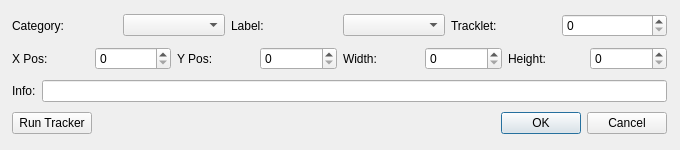
Qt form modules/app/dialogboundingbox.ui (smartsenselab/SSAT) before a commit.
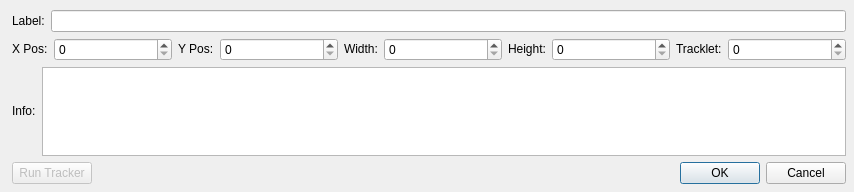
The same form after that commit.

```diff
--- a/modules/app/dialogboundingbox.ui
+++ b/modules/app/dialogboundingbox.ui
@@ -9,8 +9,8 @@
    <rect>
     <x>0</x>
     <y>0</y>
-    <width>680</width>
-    <height>150</height>
+    <width>854</width>
+    <height>192</height>
    </rect>
   </property>
   <property name="sizePolicy">
@@ -27,70 +27,47 @@
     <rect>
      <x>12</x>
      <y>10</y>
-     <width>655</width>
-     <height>130</height>
+     <width>834</width>
+     <height>174</height>
     </rect>
    </property>
    <layout class="QVBoxLayout" name="verticalLayout">
+    <property name="sizeConstraint">
+     <enum>QLayout::SetMinAndMaxSize</enum>
+    </property>
     <item>
-     <layout class="QHBoxLayout" name="horizontalLayout_2">
+     <layout class="QHBoxLayout" name="horizontalLayout_1">
+      <property name="sizeConstraint">
+       <enum>QLayout::SetDefaultConstraint</enum>
+      </property>
       <item>
        <widget class="QLabel" name="labelCategory">
-        <property name="text">
-         <string>Category: </string>
+        <property name="sizePolicy">
+         <sizepolicy hsizetype="Fixed" vsizetype="Fixed">
+          <horstretch>0</horstretch>
+          <verstretch>0</verstretch>
+         </sizepolicy>
         </property>
-       </widget>
-      </item>
-      <item>
-       <widget class="QComboBox" name="comboBoxCategory">
-        <property name="maximumSize">
-         <size>
-          <width>102</width>
-          <height>16777215</height>
-         </size>
-        </property>
-        <property name="sizeAdjustPolicy">
-         <enum>QComboBox::AdjustToContentsOnFirstShow</enum>
-        </property>
-       </widget>
-      </item>
-      <item>
-       <widget class="QLabel" name="labelLabel">
         <property name="text">
-         <string>Label: </string>
+         <string>Label:</string>
         </property>
        </widget>
       </item>
       <item>
-       <widget class="QComboBox" name="comboBoxLabel">
-        <property name="maximumSize">
-         <size>
-          <width>102</width>
-          <height>16777215</height>
-         </size>
-        </property>
-       </widget>
-      </item>
-      <item>
-       <widget class="QLabel" name="labelId">
-        <property name="text">
-         <string>Tracklet:</string>
-        </property>
-       </widget>
-      </item>
-      <item>
-       <widget class="QSpinBox" name="spinBoxId">
-        <property name="maximum">
-         <number>999999999</number>
-        </property>
-       </widget>
+       <widget class="QLineEdit" name="lineEditCategory"/>
       </item>
      </layout>
     </item>
     <item>
-     <layout class="QHBoxLayout" name="horizontalLayout">
+     <layout class="QHBoxLayout" name="horizontalLayout_2">
       <item>
        <widget class="QLabel" name="labelX">
+        <property name="sizePolicy">
+         <sizepolicy hsizetype="Fixed" vsizetype="Fixed">
+          <horstretch>0</horstretch>
+          <verstretch>0</verstretch>
+         </sizepolicy>
+        </property>
         <property name="text">
          <string>X Pos:</string>
         </property>
@@ -98,6 +75,12 @@
       </item>
       <item>
        <widget class="QSpinBox" name="spinBoxX">
+        <property name="sizePolicy">
+         <sizepolicy hsizetype="Expanding" vsizetype="Fixed">
+          <horstretch>0</horstretch>
+          <verstretch>0</verstretch>
+         </sizepolicy>
+        </property>
         <property name="maximum">
          <number>999999999</number>
         </property>
@@ -105,6 +88,12 @@
       </item>
       <item>
        <widget class="QLabel" name="labelY">
+        <property name="sizePolicy">
+         <sizepolicy hsizetype="Fixed" vsizetype="Fixed">
+          <horstretch>0</horstretch>
+          <verstretch>0</verstretch>
+         </sizepolicy>
+        </property>
         <property name="text">
          <string>Y Pos:</string>
         </property>
@@ -112,6 +101,12 @@
       </item>
       <item>
        <widget class="QSpinBox" name="spinBoxY">
+        <property name="sizePolicy">
+         <sizepolicy hsizetype="Expanding" vsizetype="Fixed">
+          <horstretch>0</horstretch>
+          <verstretch>0</verstretch>
+         </sizepolicy>
+        </property>
         <property name="maximum">
          <number>999999999</number>
         </property>
@@ -119,6 +114,12 @@
       </item>
       <item>
        <widget class="QLabel" name="labelW">
+        <property name="sizePolicy">
+         <sizepolicy hsizetype="Fixed" vsizetype="Fixed">
+          <horstretch>0</horstretch>
+          <verstretch>0</verstretch>
+         </sizepolicy>
+        </property>
         <property name="text">
          <string>Width:</string>
         </property>
@@ -126,6 +127,12 @@
       </item>
       <item>
        <widget class="QSpinBox" name="spinBoxW">
+        <property name="sizePolicy">
+         <sizepolicy hsizetype="Expanding" vsizetype="Fixed">
+          <horstretch>0</horstretch>
+          <verstretch>0</verstretch>
+         </sizepolicy>
+        </property>
         <property name="maximum">
          <number>999999999</number>
         </property>
@@ -133,6 +140,12 @@
       </item>
       <item>
        <widget class="QLabel" name="labelH">
+        <property name="sizePolicy">
+         <sizepolicy hsizetype="Fixed" vsizetype="Fixed">
+          <horstretch>0</horstretch>
+          <verstretch>0</verstretch>
+         </sizepolicy>
+        </property>
         <property name="text">
          <string>Height:</string>
         </property>
@@ -140,6 +153,38 @@
       </item>
       <item>
        <widget class="QSpinBox" name="spinBoxH">
+        <property name="sizePolicy">
+         <sizepolicy hsizetype="Expanding" vsizetype="Fixed">
+          <horstretch>0</horstretch>
+          <verstretch>0</verstretch>
+         </sizepolicy>
+        </property>
+        <property name="maximum">
+         <number>999999999</number>
+        </property>
+       </widget>
+      </item>
+      <item>
+       <widget class="QLabel" name="labelId">
+        <property name="sizePolicy">
+         <sizepolicy hsizetype="Fixed" vsizetype="Fixed">
+          <horstretch>0</horstretch>
+          <verstretch>0</verstretch>
+         </sizepolicy>
+        </property>
+        <property name="text">
+         <string>Tracklet:</string>
+        </property>
+       </widget>
+      </item>
+      <item>
+       <widget class="QSpinBox" name="spinBoxId">
+        <property name="sizePolicy">
+         <sizepolicy hsizetype="Expanding" vsizetype="Fixed">
+          <horstretch>0</horstretch>
+          <verstretch>0</verstretch>
+         </sizepolicy>
+        </property>
         <property name="maximum">
          <number>999999999</number>
         </property>
@@ -151,17 +196,19 @@
      <layout class="QHBoxLayout" name="horizontalLayout_9">
       <item>
        <widget class="QLabel" name="labelInfo">
+        <property name="sizePolicy">
+         <sizepolicy hsizetype="Fixed" vsizetype="Fixed">
+          <horstretch>0</horstretch>
+          <verstretch>0</verstretch>
+         </sizepolicy>
+        </property>
         <property name="text">
          <string>Info:</string>
         </property>
        </widget>
       </item>
       <item>
-       <widget class="QLineEdit" name="lineEditInfo">
-        <property name="text">
-         <string/>
-        </property>
-       </widget>
+       <widget class="QPlainTextEdit" name="plainTextEditInfo"/>
       </item>
      </layout>
     </item>
@@ -169,6 +216,15 @@
      <layout class="QHBoxLayout" name="horizontalLayout_8">
       <item>
        <widget class="QPushButton" name="buttonTracker">
+        <property name="enabled">
+         <bool>false</bool>
+        </property>
+        <property name="sizePolicy">
+         <sizepolicy hsizetype="Fixed" vsizetype="Fixed">
+          <horstretch>0</horstretch>
+          <verstretch>0</verstretch>
+         </sizepolicy>
+        </property>
         <property name="text">
          <string>Run Tracker</string>
         </property>
@@ -189,6 +245,12 @@
       </item>
       <item>
        <widget class="QDialogButtonBox" name="buttonBoxOKcancel">
+        <property name="sizePolicy">
+         <sizepolicy hsizetype="Fixed" vsizetype="Fixed">
+          <horstretch>0</horstretch>
+          <verstretch>0</verstretch>
+         </sizepolicy>
+        </property>
         <property name="orientation">
          <enum>Qt::Horizontal</enum>
         </property>
```
Left out of the diff: 7 changed lines with no effect on the pictures.
